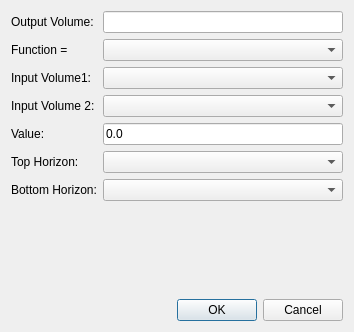
Qt form ProzessUI/volumemathdialog.ui (fsoos74/su) before a commit.
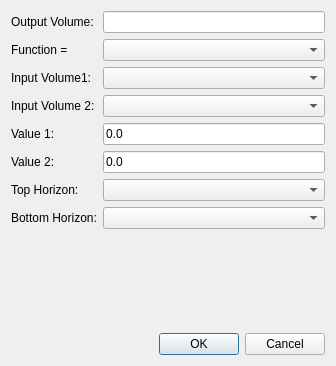
The same form after that commit.

Commit message: added second value to math processes

The edit to the form file:
```diff
--- a/ProzessUI/volumemathdialog.ui
+++ b/ProzessUI/volumemathdialog.ui
@@ -6,8 +6,8 @@
    <rect>
     <x>0</x>
     <y>0</y>
-    <width>354</width>
-    <height>332</height>
+    <width>336</width>
+    <height>366</height>
    </rect>
   </property>
   <property name="windowTitle">
@@ -26,20 +26,20 @@
        </property>
       </widget>
      </item>
-     <item row="8" column="2">
-      <widget class="QComboBox" name="cbTopHorizon"/>
-     </item>
      <item row="9" column="2">
+      <widget class="QComboBox" name="cbTopHorizon"/>
+     </item>
+     <item row="10" column="2">
       <widget class="QComboBox" name="cbBottomHorizon"/>
      </item>
-     <item row="9" column="0">
+     <item row="10" column="0">
       <widget class="QLabel" name="label_7">
        <property name="text">
         <string>Bottom Horizon:</string>
        </property>
       </widget>
      </item>
-     <item row="8" column="0">
+     <item row="9" column="0">
       <widget class="QLabel" name="label_4">
        <property name="text">
         <string>Top Horizon:</string>
@@ -80,7 +80,7 @@
      <item row="5" column="0">
       <widget class="QLabel" name="label">
        <property name="text">
-        <string>Value:</string>
+        <string>Value 1:</string>
        </property>
       </widget>
      </item>
@@ -104,6 +104,20 @@
      <item row="1" column="2">
       <widget class="QComboBox" name="cbFunction"/>
      </item>
+     <item row="6" column="0">
+      <widget class="QLabel" name="label_8">
+       <property name="text">
+        <string>Value 2:</string>
+       </property>
+      </widget>
+     </item>
+     <item row="6" column="2">
+      <widget class="QLineEdit" name="leValue2">
+       <property name="text">
+        <string>0.0</string>
+       </property>
+      </widget>
+     </item>
     </layout>
    </item>
    <item>
```
Left out of the diff: 2 changed lines with no effect on the pictures. The commit also changes 10 other files.
